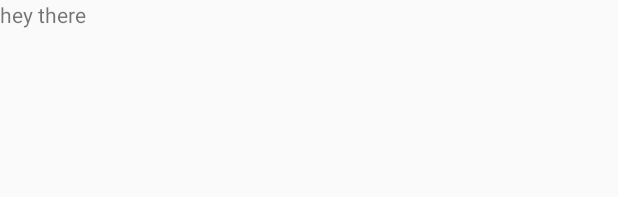
After one commit to Superdude09/GitHubProject, an Android app: the layout layout_user_info_bottom_sheet.xml on its own in the app's theme, with its tools: preview values and no code run, on a phone screen of 412 x 824 dp. The commit adds this screen. Shown: the top 197 px of the screen. Run offline under Robolectric (Android 15) with nearby library versions, the phone set to English and light mode, and no system bars; network calls fail.

Commit message:
Initial implementation of bottom sheet

```diff
--- a/app/src/main/java/com/example/githubproject/userinfo/model/UserRepo.kt
+++ b/app/src/main/java/com/example/githubproject/userinfo/model/UserRepo.kt
@@ -1,7 +1,11 @@
 package com.example.githubproject.userinfo.model
 
+import android.os.Parcelable
+import kotlinx.android.parcel.Parcelize
+
+@Parcelize
 data class UserRepo(val name : String?,
                     val description : String?,
                     val updatedAt : String?,
                     val stargazersCount: Int?,
-                    val forks: Int?)
+                    val forks: Int?) : Parcelable
--- /dev/null
+++ b/app/src/main/res/layout/layout_user_info_bottom_sheet.xml
@@ -0,0 +1,15 @@
+<?xml version="1.0" encoding="utf-8"?>
+<androidx.constraintlayout.widget.ConstraintLayout xmlns:android="http://schemas.android.com/apk/res/android"
+    android:layout_width="match_parent"
+    android:layout_height="match_parent"
+    xmlns:app="http://schemas.android.com/apk/res-auto">
+
+    <TextView
+        android:layout_width="match_parent"
+        android:layout_height="wrap_content"
+        app:layout_constraintTop_toTopOf="parent"
+        app:layout_constraintStart_toStartOf="parent"
+        android:text="hey there"
+        />
+
+</androidx.constraintlayout.widget.ConstraintLayout>
```
Also changed, not shown: app/src/main/java/com/example/githubproject/MainActivity.kt (+19 -5 lines), app/src/main/java/com/example/githubproject/search/SearchInputFragment.kt (+7 -6 lines), app/src/main/java/com/example/githubproject/userinfo/UserInfoFragment.kt (+20 -9 lines), app/src/main/java/com/example/githubproject/userinfo/UserRepoBottomSheetDialogFragment.kt (added, +32 -0 lines).
